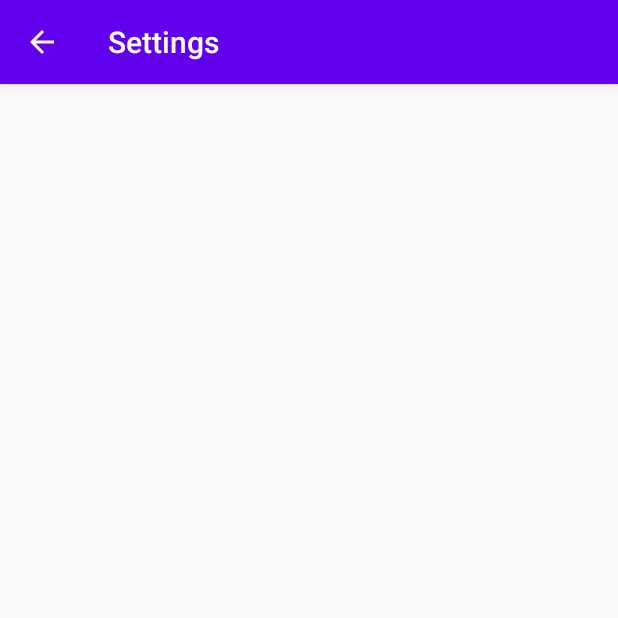
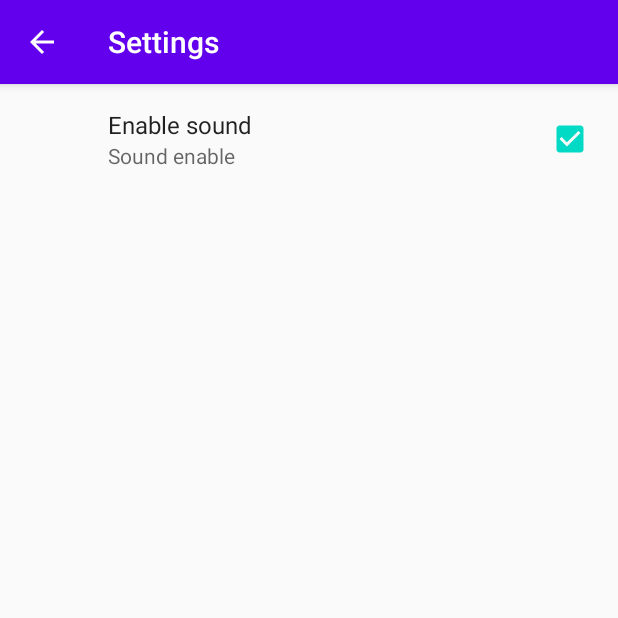
Before and after one commit to Kholkins/cooltimer, an Android app: the SettingsActivity screen opened directly, with no data from a screen before it, on a phone screen of 412 x 824 dp, the top half of it. Run offline under Robolectric (Android 15) with nearby library versions, the phone set to English and light mode, and no system bars; our stand-ins replace androidx.preference.

Commit message:
fragment activity settings

```diff
--- a/app/src/main/res/layout/activity_settings.xml
+++ b/app/src/main/res/layout/activity_settings.xml
@@ -1,9 +1,8 @@
 <?xml version="1.0" encoding="utf-8"?>
-<androidx.constraintlayout.widget.ConstraintLayout xmlns:android="http://schemas.android.com/apk/res/android"
-    xmlns:app="http://schemas.android.com/apk/res-auto"
-    xmlns:tools="http://schemas.android.com/tools"
+<fragment xmlns:android="http://schemas.android.com/apk/res/android"
+    android:id="@+id/activity_settings"
+    android:name="com.example.cooltimer.SettingsFragment"
     android:layout_width="match_parent"
-    android:layout_height="match_parent"
-    tools:context=".SettingsActivity">
+    android:layout_height="match_parent">
 
-</androidx.constraintlayout.widget.ConstraintLayout>
+</fragment>
```
